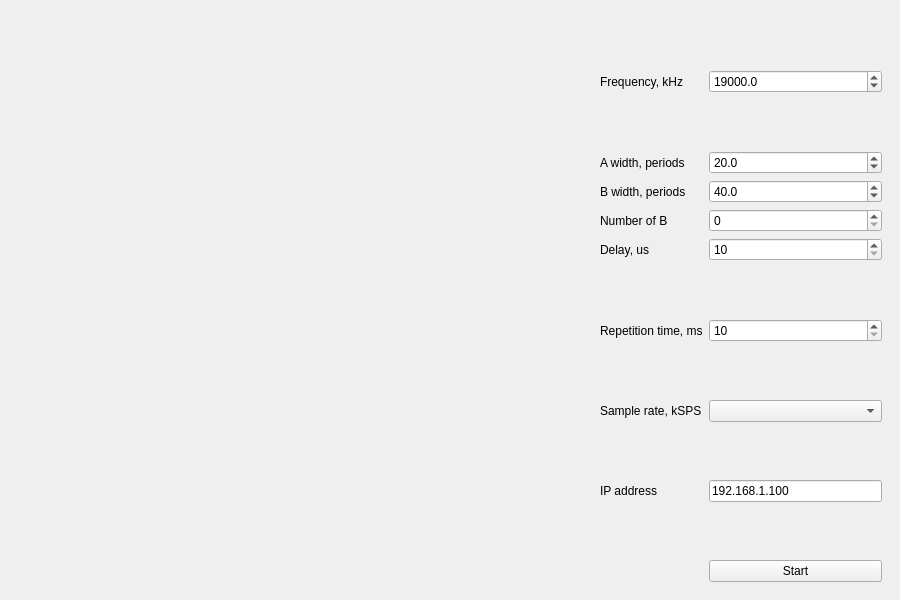
First picture: the form in projects/pulsed_nmr/client/pulsed_nmr.ui, repository pavel-demin/red-pitaya-notes, before the edit.
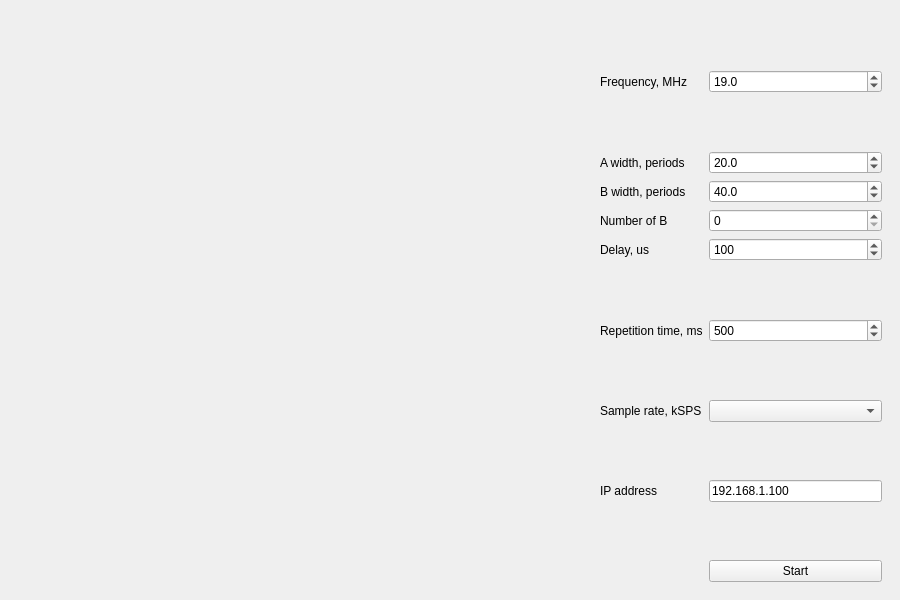
Second picture: the form after the edit.

Commit message: working pulsed_nmr client and server

```diff
--- a/projects/pulsed_nmr/client/pulsed_nmr.ui
+++ b/projects/pulsed_nmr/client/pulsed_nmr.ui
@@ -59,7 +59,7 @@
        <item row="1" column="0">
         <widget class="QLabel" name="freqLlabel">
          <property name="text">
-          <string>Frequency, kHz</string>
+          <string>Frequency, MHz</string>
          </property>
         </widget>
        </item>
@@ -231,13 +231,13 @@
           <number>1</number>
          </property>
          <property name="maximum">
-          <double>60000.000000000000000</double>
+          <double>60.000000000000000</double>
          </property>
          <property name="singleStep">
           <double>1.000000000000000</double>
          </property>
          <property name="value">
-          <double>19000.000000000000000</double>
+          <double>19.000000000000000</double>
          </property>
         </widget>
        </item>
@@ -253,7 +253,7 @@
           <number>1</number>
          </property>
          <property name="value">
-          <number>10</number>
+          <number>100</number>
          </property>
         </widget>
        </item>
@@ -268,6 +268,9 @@
          <property name="singleStep">
           <number>10</number>
          </property>
+         <property name="value">
+          <number>500</number>
+         </property>
         </widget>
        </item>
        <item row="10" column="1">
```
Left out of the diff: 8 changed lines with no effect on the pictures. The commit also changes 2 other files.
